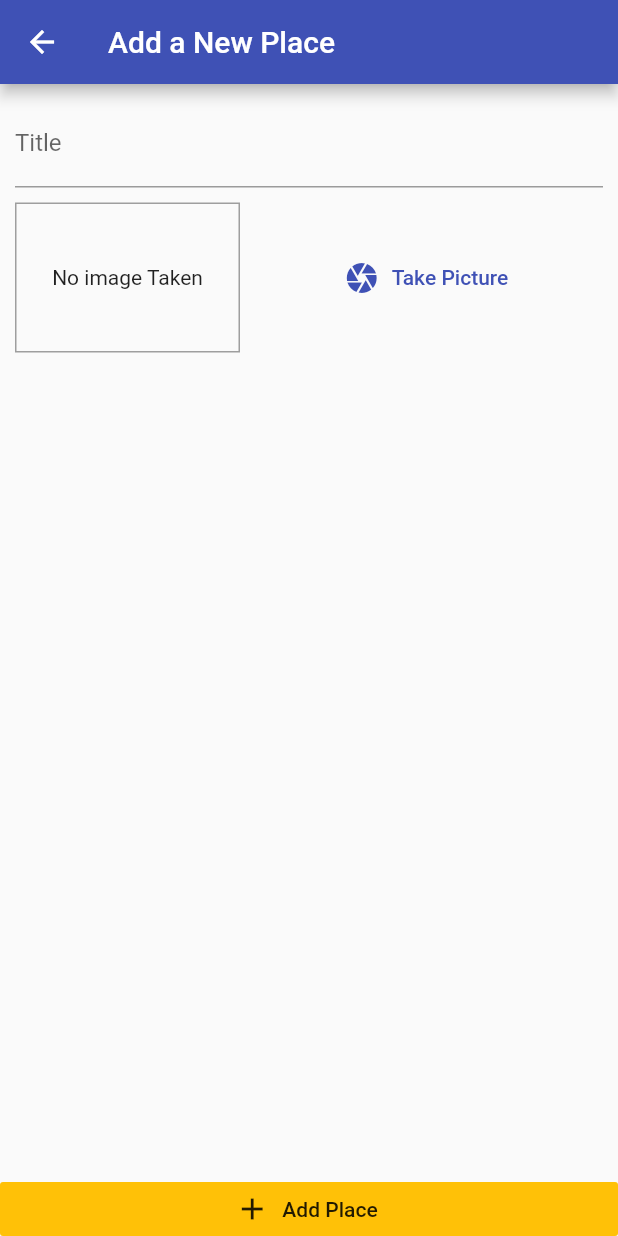
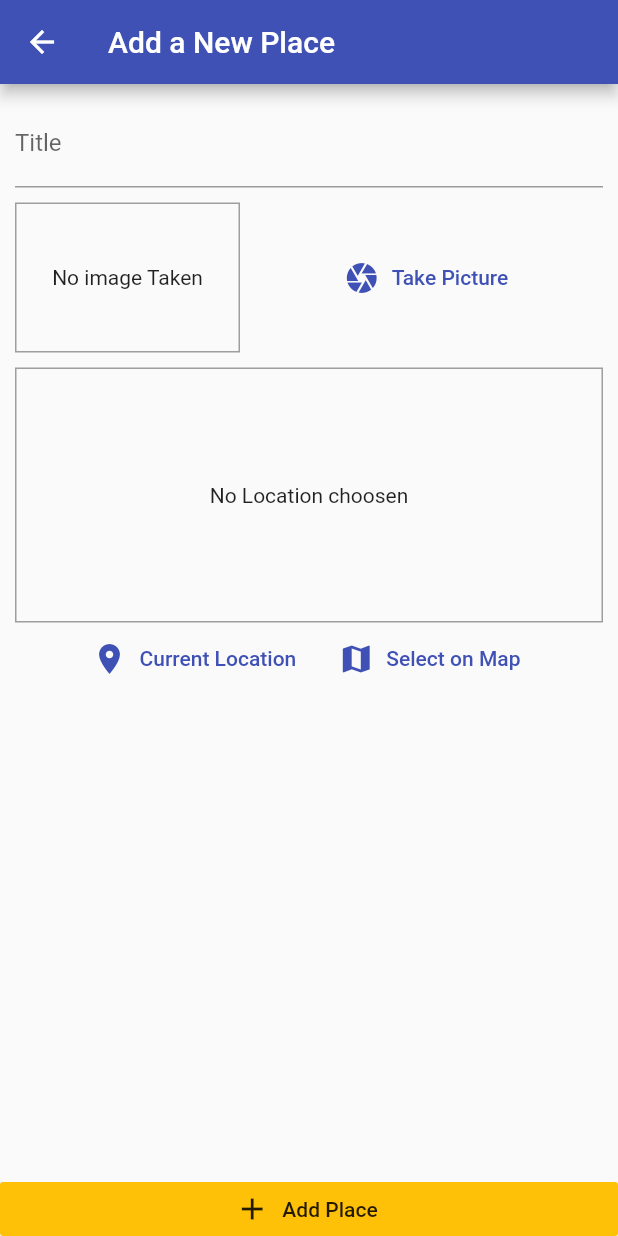
Before and after one commit to akash2001b/flutter-myplaces-app, a Flutter app: the AddPlaceScreen screen opened by its route, on a phone screen of 412 x 824 dp. Run offline on Flutter 3.47's test engine with Material 2 defaults, Android fonts, the phone set to English and light mode, and no system bars; our stand-ins replace image_picker, location, sqflite; accounts and stored records are empty.

Commit message:
google maps api integrated

```diff
--- /dev/null
+++ b/lib/helpers/location_helper.dart
@@ -0,0 +1,7 @@
+const GOOGLE_API_KEY = 'AIzaSyCkBXuVhmmcMP1yDUhM9s-fYHIfZFzgmvQ';
+
+class LocationHelper {
+  static String generateLocationPreviewImage({double latitude, double longitude,}) {
+    return 'https://maps.googleapis.com/maps/api/staticmap?center=&$latitude,$longitude&zoom=16&size=600x300&maptype=roadmap&markers=color:red%7Clabel:A%7C$latitude,$longitude&key=$GOOGLE_API_KEY';
+  }
+}
--- a/lib/screens/add_place_screen.dart
+++ b/lib/screens/add_place_screen.dart
@@ -1,4 +1,5 @@
 import 'package:flutter/material.dart';
+import '../widget/location_input.dart';
 import '../widget/image_input.dart';
 import 'dart:io';
 import 'package:provider/provider.dart';
@@ -49,6 +50,8 @@
                       height: 10,
                     ),
                     ImageInput(_selectImage),
+                    SizedBox(height: 10,),
+                    LocationInput(),
                   ],
                 ),
               ),
--- /dev/null
+++ b/lib/widget/location_input.dart
@@ -0,0 +1,68 @@
+import 'package:flutter/material.dart';
+import 'package:location/location.dart';
+import '../helpers/location_helper.dart';
+
+class LocationInput extends StatefulWidget {
+  @override
+  _LocationInputState createState() => _LocationInputState();
+}
+
+class _LocationInputState extends State<LocationInput> {
+  String _previewImageUrl;
+
+  Future<void> _getCurrentUserLocation() async {
+    final locData = await Location().getLocation();
+    final staticMapImageUrl = LocationHelper.generateLocationPreviewImage(
+      latitude: locData.latitude,
+      longitude: locData.longitude,
+    );
+    print(staticMapImageUrl);
+    setState(() {
+      _previewImageUrl = staticMapImageUrl;
+    });
+  }
+
+  @override
+  Widget build(BuildContext context) {
+    return Column(
+      children: [
+        Container(
+          height: 170,
+          width: double.infinity,
+          alignment: Alignment.center,
+          decoration: BoxDecoration(
+            border: Border.all(width: 1, color: Colors.grey),
+          ),
+          child: _previewImageUrl == null
+              ? Text(
+                  'No Location choosen',
+                  textAlign: TextAlign.center,
+                )
+              : Image.network(
+                  _previewImageUrl,
+                  fit: BoxFit.cover,
+                  width: double.infinity,
+                ),
+        ),
+        Row(mainAxisAlignment: MainAxisAlignment.center, children: <Widget>[
+          FlatButton.icon(
+            icon: Icon(
+              Icons.location_on,
+            ),
+            label: Text('Current Location'),
+            textColor: Theme.of(context).primaryColor,
+            onPressed: _getCurrentUserLocation,
+          ),
+          FlatButton.icon(
+            icon: Icon(
+              Icons.map,
+            ),
+            label: Text('Select on Map'),
+            textColor: Theme.of(context).primaryColor,
+            onPressed: () {},
+          ),
+        ]),
+      ],
+    );
+  }
+}
--- a/pubspec.yaml
+++ b/pubspec.yaml
@@ -28,6 +28,8 @@
   path_provider: ^2.0.2
   path: ^1.8.0
   sqflite: ^2.0.0+3
+  location: ^4.3.0
+  google_maps_flutter: ^2.0.6
 
   # The following adds the Cupertino Icons font to your application.
   # Use with the CupertinoIcons class for iOS style icons.
```
Also changed, not shown: pubspec.lock, 1 other file.
